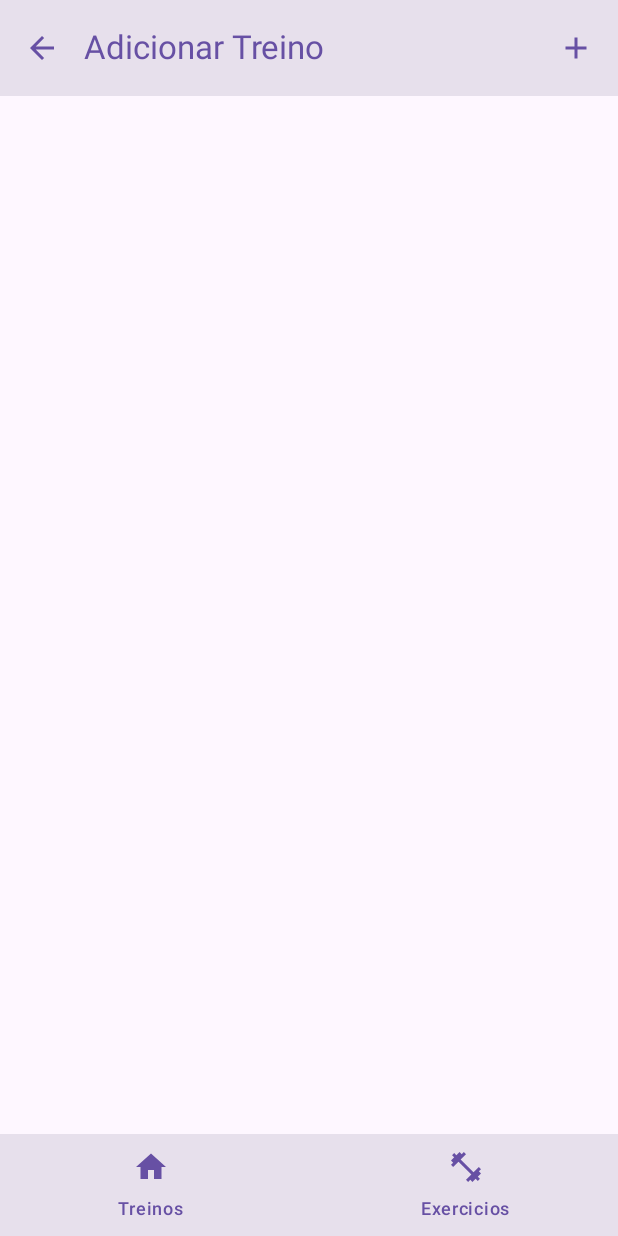
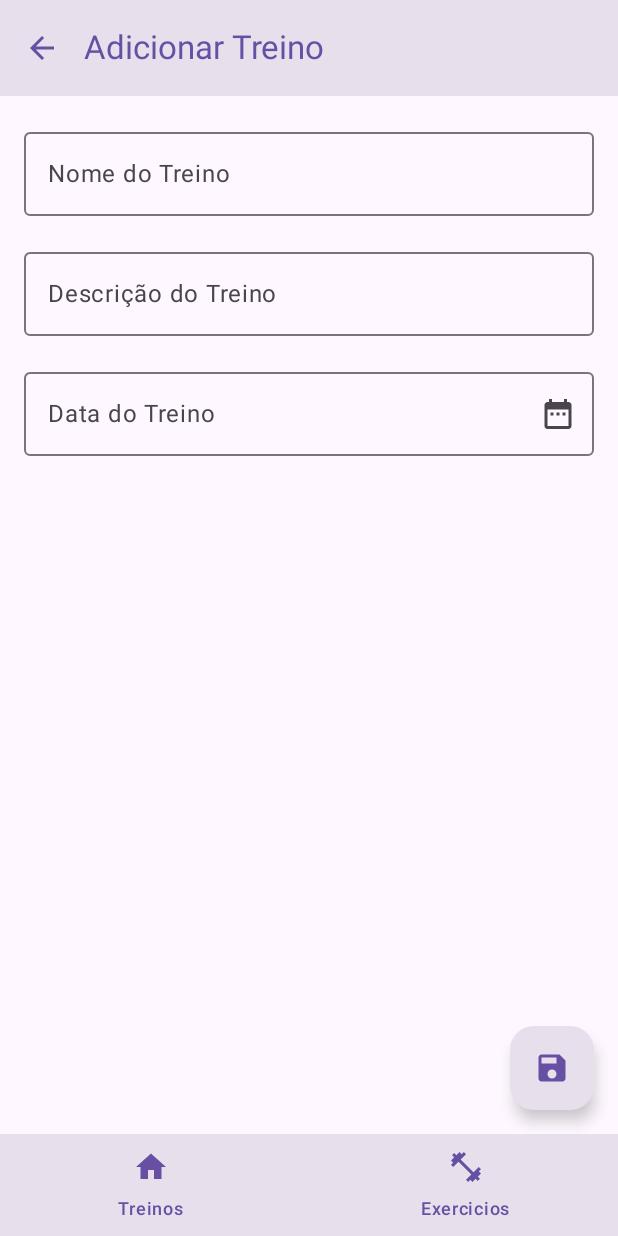
Before and after one commit to machVini/LealAppsApplying, an Android app built with Jetpack Compose: the HomeActivity screen opened directly, with no data from a screen before it, after a tap on "Add", on a phone screen of 412 x 824 dp. Run offline under Robolectric (Android 15) with nearby library versions, the phone set to English and light mode, and no system bars; our stand-ins replace Firebase (no records; nobody signed in at launch, a user with empty details on screens opened directly), livedata-compose.

Commit message:
Create screen to add a new training

```diff
--- a/LealApps/app/src/main/java/com/br/lealapps/presentation/screen/AddTrainingScreen.kt
+++ b/LealApps/app/src/main/java/com/br/lealapps/presentation/screen/AddTrainingScreen.kt
@@ -1,29 +1,51 @@
 package com.br.lealapps.presentation.screen
 
 import android.annotation.SuppressLint
+import androidx.compose.foundation.clickable
+import androidx.compose.foundation.layout.Column
+import androidx.compose.foundation.layout.Row
+import androidx.compose.foundation.layout.fillMaxSize
+import androidx.compose.foundation.layout.fillMaxWidth
+import androidx.compose.foundation.layout.padding
+import androidx.compose.foundation.lazy.LazyColumn
+import androidx.compose.foundation.lazy.itemsIndexed
 import androidx.compose.material.icons.Icons
-import androidx.compose.material.icons.filled.Add
 import androidx.compose.material.icons.filled.ArrowBack
+import androidx.compose.material.icons.filled.DateRange
+import androidx.compose.material.icons.filled.Save
+import androidx.compose.material3.Checkbox
 import androidx.compose.material3.ExperimentalMaterial3Api
+import androidx.compose.material3.FloatingActionButton
 import androidx.compose.material3.Icon
 import androidx.compose.material3.IconButton
 import androidx.compose.material3.MaterialTheme
+import androidx.compose.material3.OutlinedTextField
 import androidx.compose.material3.Scaffold
 import androidx.compose.material3.Text
 import androidx.compose.material3.TopAppBar
 import androidx.compose.material3.TopAppBarDefaults
 import androidx.compose.runtime.Composable
-import androidx.compose.runtime.collectAsState
 import androidx.compose.runtime.getValue
+import androidx.compose.runtime.livedata.observeAsState
+import androidx.compose.runtime.mutableStateOf
+import androidx.compose.runtime.remember
+import androidx.compose.runtime.setValue
+import androidx.compose.ui.Alignment
+import androidx.compose.ui.Modifier
+import androidx.compose.ui.unit.dp
 import androidx.navigation.NavController
+import com.br.lealapps.data.source.model.Exercicio
+import com.br.lealapps.data.source.model.Treino
 import com.br.lealapps.presentation.screen.common.CommonNavigationBar
 import com.br.lealapps.presentation.viewmodel.HomeViewModel
+import java.util.Date
 
 @SuppressLint("UnusedMaterial3ScaffoldPaddingParameter")
 @OptIn(ExperimentalMaterial3Api::class)
 @Composable
 fun AddTrainingScreen(navController: NavController, viewModel: HomeViewModel) {
-    val treinos by viewModel.treinos.collectAsState()
+    val exercicios by viewModel.exercicios.observeAsState(emptyList())
+
     Scaffold(
         topBar = {
             TopAppBar(
@@ -31,11 +53,6 @@ fun AddTrainingScreen(navController: NavController, viewModel: HomeViewModel) {
                 navigationIcon = {
                     IconButton(onClick = { navController.popBackStack() }) {
                         Icon(imageVector = Icons.Default.ArrowBack, contentDescription = "Voltar")
-                    }
-                },
-                actions = {
-                    IconButton(onClick = { navController.navigate("addTrainingScreen") }) {
-                        Icon(imageVector = Icons.Default.Add, contentDescription = "Add")
                     }
                 },
                 colors = TopAppBarDefaults.mediumTopAppBarColors(
@@ -47,8 +64,101 @@ fun AddTrainingScreen(navController: NavController, viewModel: HomeViewModel) {
             )
         },
         content = {
-            TreinosList(viewModel = viewModel, navController = navController)
+            AddingTraining(exercicios = exercicios, viewModel = viewModel)
         },
-        bottomBar = { CommonNavigationBar(navController = navController) }
+        bottomBar = { CommonNavigationBar(navController = navController) },
+        floatingActionButton = {
+            FloatingActionButton(
+                onClick = {
+                    //viewModel.addTreino(treinoToAdd)
+                    navController.popBackStack()
+                },
+                containerColor = MaterialTheme.colorScheme.surfaceVariant,
+                contentColor = MaterialTheme.colorScheme.primary,
+            ) {
+                Icon(imageVector = Icons.Default.Save, contentDescription = "Salvar")
+            }
+
+        }
     )
 }
+
+@OptIn(ExperimentalMaterial3Api::class)
+@Composable
+fun AddingTraining(exercicios: List<Exercicio>, viewModel: HomeViewModel) {
+    var nome by remember { mutableStateOf("") }
+    var descricao by remember { mutableStateOf("") }
+    var data by remember { mutableStateOf("") }
+    Column(
+        modifier = Modifier
+            .fillMaxSize()
+            .padding(horizontal = 16.dp, vertical = 72.dp)
+    ) {
+        // Campo de Nome do Treino
+        OutlinedTextField(
+            value = nome,
+            onValueChange = { nome = it },
+            label = { Text("Nome do Treino") },
+            modifier = Modifier
+                .fillMaxWidth()
+                .padding(vertical = 8.dp)
+        )
+
+        // Campo de Descrição do Treino
+        OutlinedTextField(
+            value = descricao,
+            onValueChange = { descricao = it },
+            label = { Text("Descrição do Treino") },
+            modifier = Modifier
+                .fillMaxWidth()
+                .padding(vertical = 8.dp)
+        )
+
+        // Campo de Data do Treino
+        OutlinedTextField(
+            value = data,
+            onValueChange = { data = it },
+            label = { Text("Data do Treino") },
+            trailingIcon = {
+                Icon(
+                    imageVector = Icons.Default.DateRange,
+                    contentDescription = "Data do Treino"
+                )
+            },
+            modifier = Modifier
+                .fillMaxWidth()
+                .padding(vertical = 8.dp)
+        )
+
+        // Lista de Exercícios com Checkboxes
+        LazyColumn {
+            itemsIndexed(exercicios) { _, exercicio ->
+                val isChecked = !exercicios.contains(exercicio)
+                var checkboxState by remember { mutableStateOf(isChecked) }
+
+                Row(
+                    modifier = Modifier
+                        .fillMaxWidth()
+                        .padding(vertical = 4.dp)
+                ) {
+                    Checkbox(
+                        checked = checkboxState,
+                        onCheckedChange = {
+                            checkboxState = it
+                        },
+                        modifier = Modifier
+                            .align(Alignment.CenterVertically)
+                            .clickable { checkboxState = !checkboxState }
+                    )
+                    Text(
+                        text = exercicio.nome,
+                        modifier = Modifier
+                            .weight(1f)
+                            .padding(start = 8.dp)
+                            .align(Alignment.CenterVertically)
+                    )
+                }
+            }
+        }
+    }
+}
```
